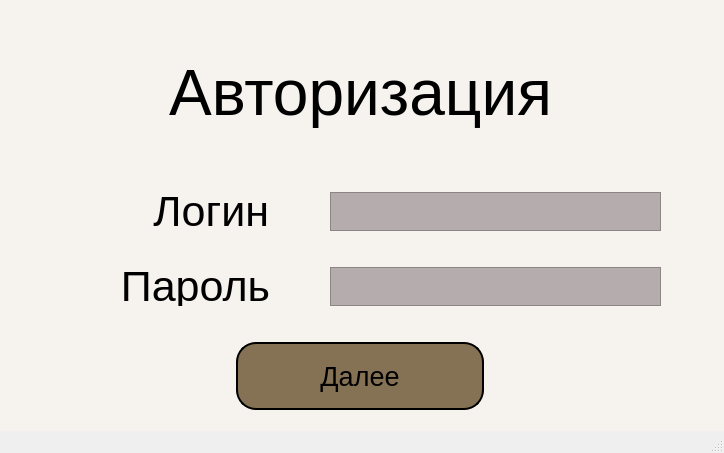
The window that test_form.ui (Morskoikot/-------) describes before a commit, drawn with Qt 5.
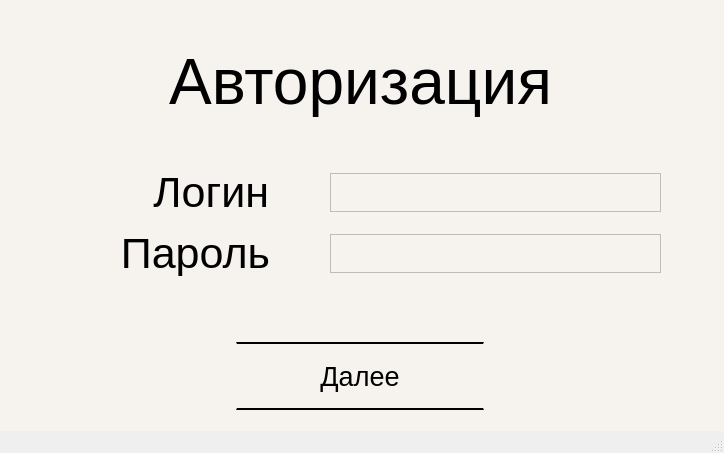
The same window after the commit.

Commit message: Дизайн

```diff
--- a/test_form.ui
+++ b/test_form.ui
@@ -73,14 +73,14 @@
         <number>2</number>
        </property>
        <property name="bottomMargin">
-        <number>30</number>
+        <number>10</number>
        </property>
        <item>
         <widget class="QLabel" name="label_3">
          <property name="maximumSize">
           <size>
            <width>210</width>
-           <height>39</height>
+           <height>45</height>
           </size>
          </property>
          <property name="font">
@@ -111,10 +111,10 @@
          </property>
          <property name="styleSheet">
           <string notr="true">#Login {
-background-color: rgb(181, 173, 173);
+
 }
 #Login:Focus {
-background-color: rgb(219, 219, 219);
+
 }</string>
          </property>
         </widget>
@@ -127,14 +127,14 @@
         <number>0</number>
        </property>
        <property name="bottomMargin">
-        <number>30</number>
+        <number>0</number>
        </property>
        <item>
         <widget class="QLabel" name="label_2">
          <property name="maximumSize">
           <size>
            <width>210</width>
-           <height>39</height>
+           <height>45</height>
           </size>
          </property>
          <property name="font">
@@ -165,10 +165,10 @@
          </property>
          <property name="styleSheet">
           <string notr="true">#Password {
-background-color: rgb(181, 173, 173);
+
 }
 #Password:Focus {
-background-color: rgb(219, 219, 219);
+
 }</string>
          </property>
         </widget>
@@ -180,6 +180,9 @@
        <property name="spacing">
         <number>0</number>
        </property>
+       <property name="topMargin">
+        <number>60</number>
+       </property>
        <item>
         <widget class="QPushButton" name="pushButton">
          <property name="maximumSize">
@@ -195,9 +198,8 @@
          </property>
          <property name="styleSheet">
           <string notr="true">#pushButton {
-background-color: rgb(133, 114, 85);
-border-radius: 20px;
-border: 2px solid;
+border-bottom: 2px solid;
+border-top: 2px solid;
 }
 #pushButton:hover {
 background:#dabb8b;
```
Left out of the diff: 4 changed lines with no effect on the pictures. The commit also changes 1 other file.
